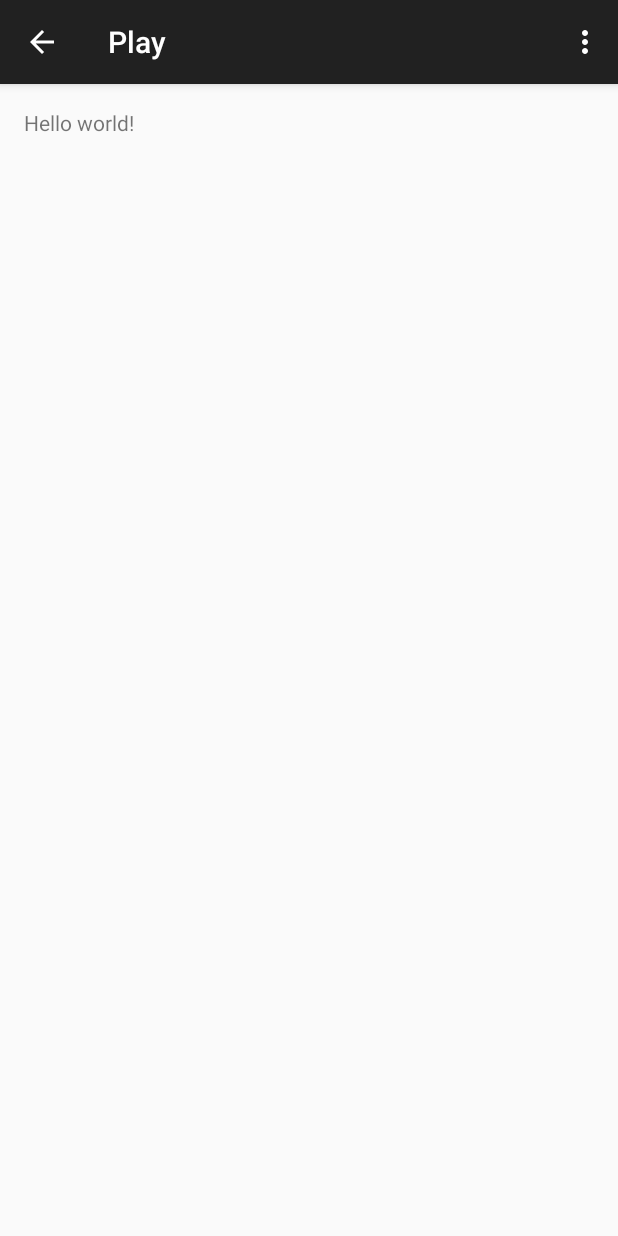
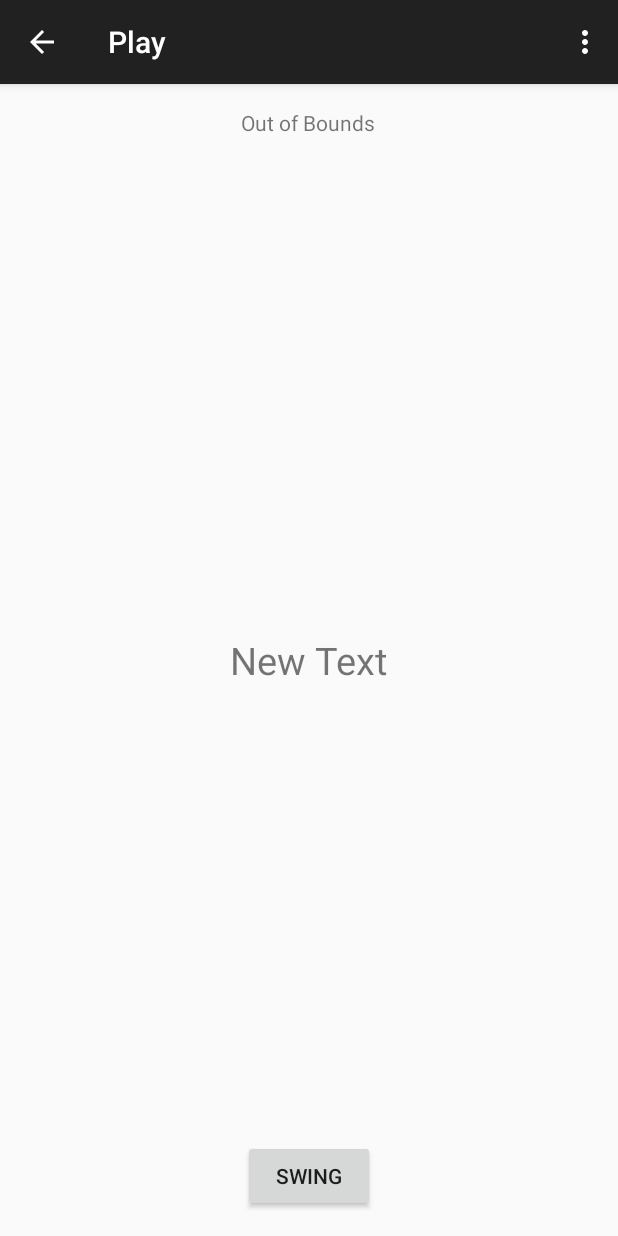
Before and after one commit to mickebackman/OutOfBounds, an Android app: the Play screen opened directly, with no data from a screen before it, on a phone screen of 412 x 824 dp. Run offline under Robolectric (Android 15) with nearby library versions, the phone set to English and light mode, and no system bars; libraries missing offline, so code that uses them is left out: com.metaio.sdk, com.metaio.tools; 1 statement that could not run was skipped.

Commit message:
changed in play

```diff
--- a/app/src/main/res/layout/activity_play.xml
+++ b/app/src/main/res/layout/activity_play.xml
@@ -4,9 +4,31 @@
     android:paddingRight="@dimen/activity_horizontal_margin"
     android:paddingTop="@dimen/activity_vertical_margin"
     android:paddingBottom="@dimen/activity_vertical_margin"
-    tools:context="se.mikaelbackman.ar_test_metaio.Play">
+    tools:context="se.mikaelbackman.ar_test_metaio.Play"
+    >
 
-    <TextView android:text="@string/hello_world" android:layout_width="wrap_content"
-        android:layout_height="wrap_content" />
+    <TextView android:text="@string/golf" android:layout_width="wrap_content"
+        android:layout_height="wrap_content"
+        android:layout_alignRight="@+id/button"
+        android:layout_alignEnd="@+id/button"
+        android:id="@+id/textView" />
+
+    <Button
+        android:layout_width="wrap_content"
+        android:layout_height="wrap_content"
+        android:text="Swing"
+        android:id="@+id/button"
+        android:onClick="getData"
+        android:layout_alignParentBottom="true"
+        android:layout_centerHorizontal="true" />
+
+    <TextView
+        android:layout_width="wrap_content"
+        android:layout_height="wrap_content"
+        android:text="New Text"
+        android:id="@+id/data"
+        android:layout_centerVertical="true"
+        android:layout_centerHorizontal="true"
+        android:textSize="25sp" />
 
 </RelativeLayout>
--- a/app/src/main/res/values/strings.xml
+++ b/app/src/main/res/values/strings.xml
@@ -1,7 +1,6 @@
 <resources>
     <string name="app_name">OutOfBounds</string>
 
-    <string name="hello_world">Hello world!</string>
     <string name="action_settings">Settings</string>
     <string name="golf">Out of Bounds</string>
     <string name="title_activity_arhandler">ARHandlerActivity</string>
```
